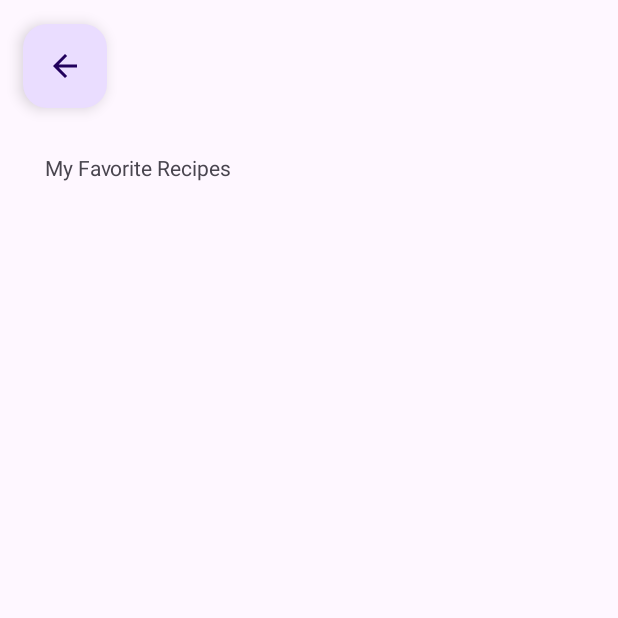
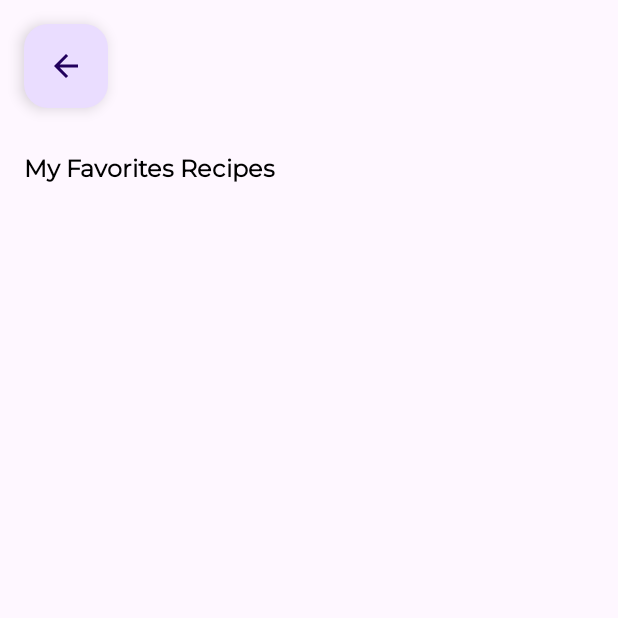
Before and after one commit to abressam/RA1_MealApp, an Android app: the FavoriteActivity screen opened directly, with no data from a screen before it, on a phone screen of 412 x 824 dp, the top half of it. Run offline under Robolectric (Android 15) with nearby library versions, the phone set to English and light mode, and no system bars; pictures from the network do not load; Roboto replaces fonts that are not available here.

Commit message:
feat: add empty texts

```diff
--- a/app/src/main/java/com/example/ra1_somativa/ui/activities/FavoriteActivity.kt
+++ b/app/src/main/java/com/example/ra1_somativa/ui/activities/FavoriteActivity.kt
@@ -4,6 +4,7 @@ import android.content.Intent
 import androidx.appcompat.app.AppCompatActivity
 import android.os.Bundle
 import android.util.Log
+import android.view.View
 import androidx.activity.viewModels
 import androidx.recyclerview.widget.LinearLayoutManager
 import coil.load
@@ -20,7 +21,6 @@ import com.example.ra1_somativa.ui.adapter.FavoriteMealAdapter
 class FavoriteActivity : AppCompatActivity(), FavoriteMealAdapter.OnItemClickListener {
 
     private lateinit var binding: ActivityFavoriteBinding
-    private val viewModel: MealViewModel by viewModels()
     private val favoriteMeal: FavoriteMealViewModel by viewModels {
         FavoriteMealViewModelFactory((application as UserApplication).mealRepository)
     }
@@ -48,6 +48,7 @@ class FavoriteActivity : AppCompatActivity(), FavoriteMealAdapter.OnItemClickLis
             favoriteMeal.mealsLiveData.observe(this) { meals  ->
                 Log.d("FavoriteActivity", "Refeições observadas na FavoriteActivity: $meals")
                 adapter.updateList(meals)
+                toggleEmptyMessage(meals.isEmpty())
             }
         } else {
             Log.d("MainActivity", "User ID não encontrado")
@@ -67,4 +68,8 @@ class FavoriteActivity : AppCompatActivity(), FavoriteMealAdapter.OnItemClickLis
         intent.putExtras(bundle)
         startActivity(intent)
     }
+
+    private fun toggleEmptyMessage(isEmpty: Boolean) {
+        binding.emptyTextView.visibility = if (isEmpty) View.VISIBLE else View.GONE
+    }
 }
--- /dev/null
+++ b/app/src/main/res/drawable/search_view_bd.xml
@@ -0,0 +1,6 @@
+<?xml version="1.0" encoding="utf-8"?>
+<shape xmlns:android="http://schemas.android.com/apk/res/android">
+    <corners android:radius="8dp" />
+    <stroke android:color="@color/purple"
+        android:width="1dp"/>
+</shape>
--- a/app/src/main/res/layout/activity_favorite.xml
+++ b/app/src/main/res/layout/activity_favorite.xml
@@ -10,7 +10,7 @@
         android:id="@+id/backButton"
         android:layout_width="wrap_content"
         android:layout_height="wrap_content"
-        android:layout_marginStart="15dp"
+        android:layout_marginStart="16dp"
         android:layout_marginTop="16dp"
         android:clickable="true"
         android:contentDescription="@string/back"
@@ -26,8 +26,12 @@
         android:layout_width="wrap_content"
         android:layout_height="wrap_content"
         android:layout_marginTop="30dp"
-        android:layout_marginStart="30dp"
+        android:layout_marginStart="16dp"
         android:text="@string/my_favorite_recipes"
+        android:fontFamily="@font/montserrat"
+        android:textFontWeight="700"
+        android:textColor="@color/black"
+        android:textSize="16sp"
         app:layout_constraintEnd_toEndOf="@+id/backButton"
         app:layout_constraintHorizontal_bias="0.0"
         app:layout_constraintStart_toStartOf="parent"
@@ -43,4 +47,19 @@
         app:layout_constraintEnd_toEndOf="parent"
         app:layout_constraintBottom_toBottomOf="parent" />
 
+    <TextView
+        android:id="@+id/emptyTextView"
+        android:layout_width="wrap_content"
+        android:layout_height="wrap_content"
+        android:text="@string/no_favorite_meals"
+        android:visibility="gone"
+        android:layout_centerInParent="true"
+        android:textSize="18sp"
+        android:textAlignment="center"
+        android:textColor="@android:color/darker_gray"
+        app:layout_constraintTop_toBottomOf="@id/title"
+        app:layout_constraintStart_toStartOf="parent"
+        app:layout_constraintEnd_toEndOf="parent"
+        app:layout_constraintBottom_toBottomOf="parent"/>
+
 </androidx.constraintlayout.widget.ConstraintLayout>
--- a/app/src/main/res/values/strings.xml
+++ b/app/src/main/res/values/strings.xml
@@ -31,8 +31,11 @@
     <string name="back">Back</string>
     <string name="like">Like</string>
     <string name="favorite">Favorites</string>
-    <string name="my_favorite_recipes">My Favorite Recipes</string>
+    <string name="my_favorite_recipes">My Favorites Recipes</string>
     <string name="ingredients">Ingredients</string>
     <string name="title">Cookbook Discovery</string>
     <string name="categories">Categories</string>
+    <string name="select_category">Select a category or search for another letter</string>
+    <string name="no_favorite_meals">No favorite meals found</string>
+    <string name="instructions">Instructions</string>
 </resources>
```
Also changed, not shown: app/src/main/java/com/example/ra1_somativa/ui/activities/HomeActivity.kt (+8 -1 lines), app/src/main/res/layout/activity_home.xml (+21 -3 lines), app/src/main/res/layout/activity_meal_details.xml (+13 -1 lines).
